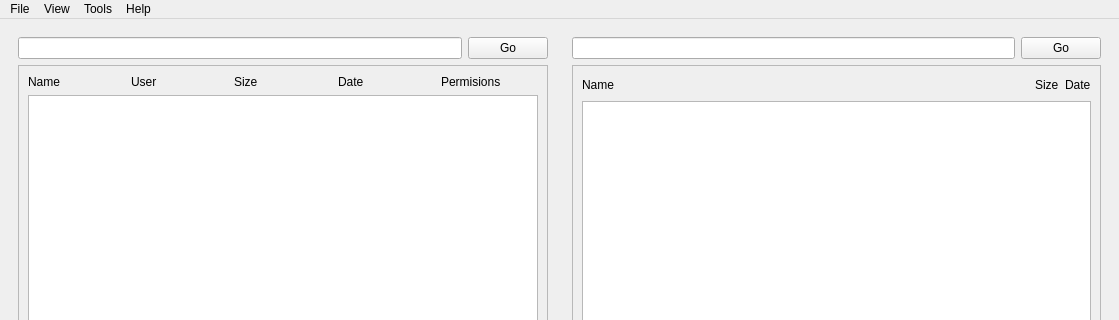
This is mainwindow.ui in Vl-tb/VI-Commander as Qt 5 draws it before an edit; both pictures show x 0 to 1119 and y 0 to 320 of the 1119 by 689 pixel window. The edited form follows.
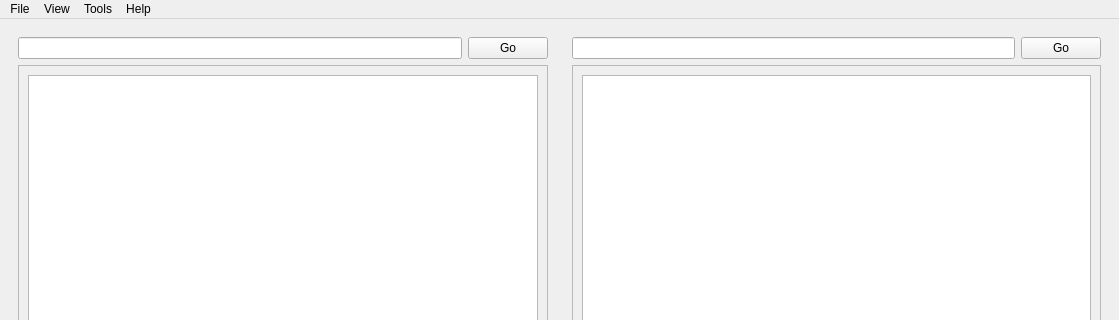
This is the edited form.

The edit to the form file:
```diff
--- a/mainwindow.ui
+++ b/mainwindow.ui
@@ -49,43 +49,7 @@
             <item>
              <layout class="QVBoxLayout" name="verticalLayout_4">
               <item>
-               <layout class="QHBoxLayout" name="horizontalLayout_2">
-                <item>
-                 <widget class="QLabel" name="label">
-                  <property name="text">
-                   <string>Name</string>
-                  </property>
-                 </widget>
-                </item>
-                <item>
-                 <widget class="QLabel" name="label_2">
-                  <property name="text">
-                   <string>User</string>
-                  </property>
-                 </widget>
-                </item>
-                <item>
-                 <widget class="QLabel" name="labelSizeL">
-                  <property name="text">
-                   <string>Size</string>
-                  </property>
-                 </widget>
-                </item>
-                <item>
-                 <widget class="QLabel" name="labelDateL">
-                  <property name="text">
-                   <string>Date</string>
-                  </property>
-                 </widget>
-                </item>
-                <item>
-                 <widget class="QLabel" name="labelNameL">
-                  <property name="text">
-                   <string>Permisions</string>
-                  </property>
-                 </widget>
-                </item>
-               </layout>
+               <layout class="QHBoxLayout" name="horizontalLayout_2"/>
               </item>
               <item>
                <widget class="QListWidget" name="filesL"/>
@@ -130,42 +94,7 @@
             <item>
              <layout class="QVBoxLayout" name="verticalLayout_5">
               <item>
-               <layout class="QHBoxLayout" name="horizontalLayout_3">
-                <item>
-                 <widget class="QLabel" name="labelNameR">
-                  <property name="text">
-                   <string>Name</string>
-                  </property>
-                 </widget>
-                </item>
-                <item>
-                 <spacer name="horizontalSpacer_2">
-                  <property name="orientation">
-                   <enum>Qt::Horizontal</enum>
-                  </property>
-                  <property name="sizeHint" stdset="0">
-                   <size>
-                    <width>40</width>
-                    <height>20</height>
-                   </size>
-                  </property>
-                 </spacer>
-                </item>
-                <item>
-                 <widget class="QLabel" name="labelSizeR">
-                  <property name="text">
-                   <string>Size</string>
-                  </property>
-                 </widget>
-                </item>
-                <item>
-                 <widget class="QLabel" name="labelDateR">
-                  <property name="text">
-                   <string>Date</string>
-                  </property>
-                 </widget>
-                </item>
-               </layout>
+               <layout class="QHBoxLayout" name="horizontalLayout_3"/>
               </item>
               <item>
                <widget class="QListWidget" name="filesR"/>
```
